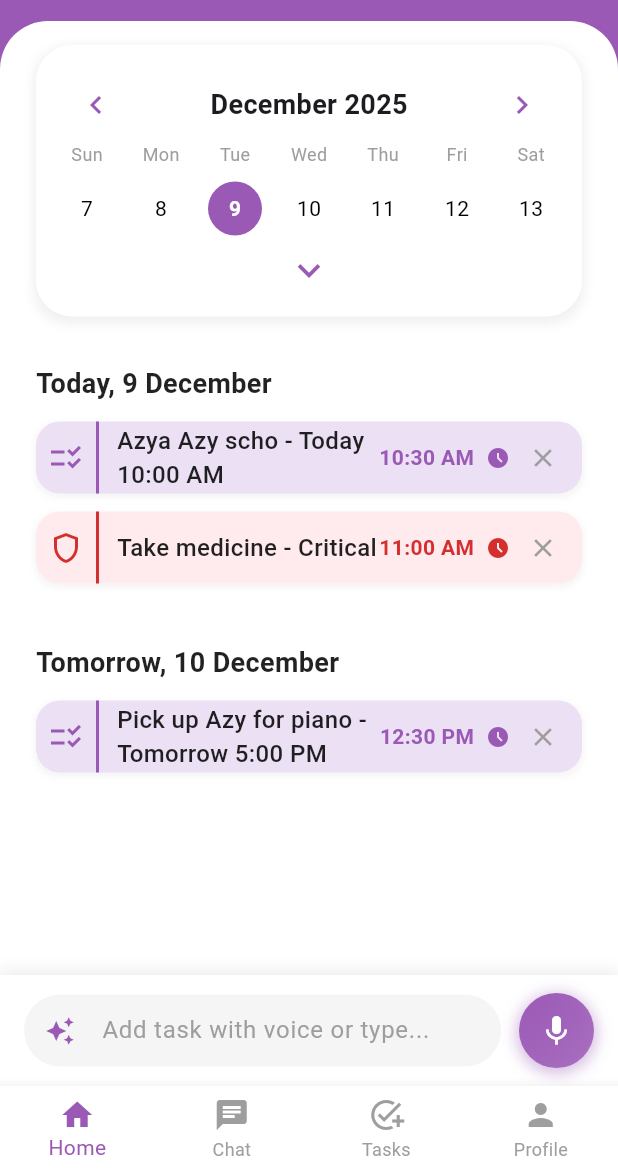
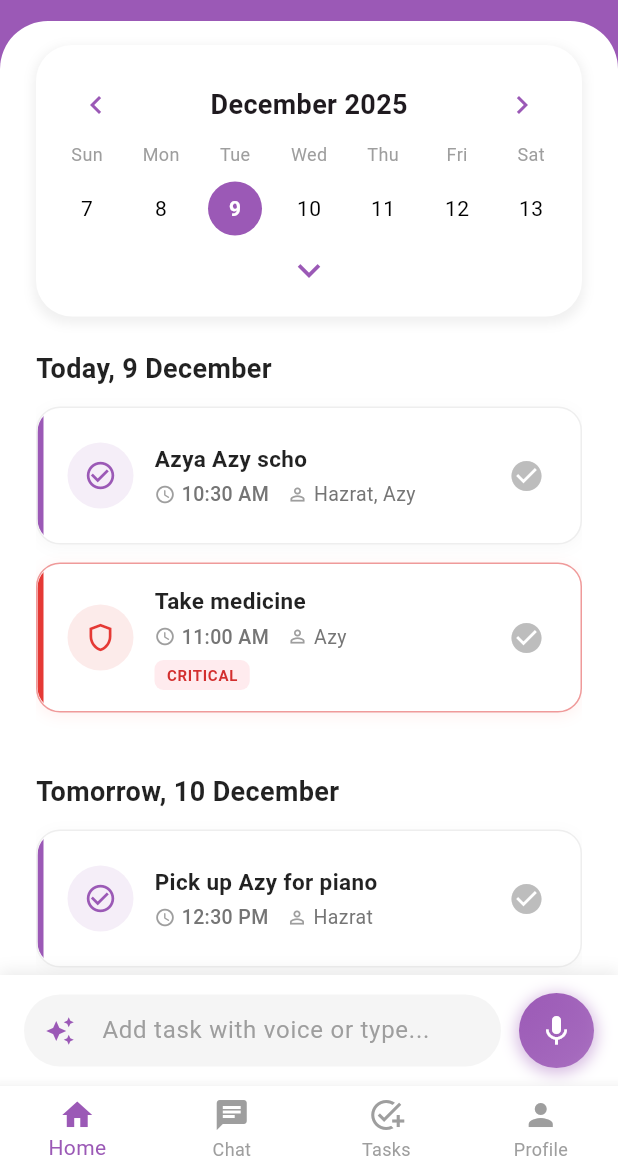
Before and after one commit to Danish9111/reminder2, a Flutter app: the screen it shows after launch, on a phone screen of 412 x 824 dp, the part 63-1236 px from its top. Run offline on Flutter 3.47's test engine with Material 3 defaults, Android fonts, the phone set to English and light mode, and no system bars; our stand-ins replace flutter_local_notifications, permission_handler, table_calendar, timezone.

Commit message:
feat: Implement core reminder app features including task management, UI screens, and Firebase integration

```diff
--- a/lib/HomeScreens/HomeScreen.dart
+++ b/lib/HomeScreens/HomeScreen.dart
@@ -103,78 +103,172 @@ class TaskCard extends StatelessWidget {
   final VoidCallback onRemove;
 
   const TaskCard({
-    Key? key,
+    super.key,
     required this.task,
     required this.primaryColor,
     required this.onRemove,
-  }) : super(key: key);
+  });
 
   @override
   Widget build(BuildContext context) {
     final dueDate = DateTime.parse(task['dueDate']);
     final formattedTime = DateFormat('hh:mm a').format(dueDate);
     final isSafetyCritical = task['taskType'] == 'safetyCritical';
-    final taskColor = isSafetyCritical ? Colors.red.shade700 : primaryColor;
+    final taskColor = isSafetyCritical ? Colors.red.shade600 : primaryColor;
     final taskIcon = isSafetyCritical
         ? Icons.shield_outlined
-        : Icons.checklist_rtl;
+        : Icons.check_circle_outline;
+
+    // Extract just the task name (remove date/time from title if present)
+    final taskTitle = task['title'].toString().split(' - ')[0];
+    final assignees = (task['assignees'] as List?)?.join(', ') ?? '';
 
     return Container(
       margin: const EdgeInsets.only(bottom: 12),
-      padding: const EdgeInsets.symmetric(horizontal: 0),
       decoration: BoxDecoration(
-        color: isSafetyCritical ? Colors.red.shade50 : const Color(0xFFEBE0F4),
+        color: Colors.white,
         borderRadius: BorderRadius.circular(16),
+        border: Border.all(
+          color: isSafetyCritical ? Colors.red.shade200 : Colors.grey.shade200,
+          width: 1,
+        ),
         boxShadow: [
           BoxShadow(
-            color: Colors.grey.withOpacity(0.1),
-            spreadRadius: 1,
-            blurRadius: 3,
+            color: isSafetyCritical
+                ? Colors.red.withOpacity(0.08)
+                : Colors.grey.withOpacity(0.08),
+            blurRadius: 8,
             offset: const Offset(0, 2),
           ),
         ],
       ),
+      child: ClipRRect(
+        borderRadius: BorderRadius.circular(16),
         child: Row(
           children: [
-          Padding(
-            padding: const EdgeInsets.symmetric(horizontal: 8.0),
-            child: Icon(taskIcon, color: taskColor, size: 24),
+            // Left accent bar
+            Container(width: 4, height: 90, color: taskColor),
+            // Content
+            Expanded(
+              child: Padding(
+                padding: const EdgeInsets.symmetric(
+                  horizontal: 16,
+                  vertical: 14,
                 ),
+                child: Row(
+                  children: [
+                    // Icon circle
                     Container(
-            width: 2,
-            height: 48,
-            color: taskColor,
-            margin: const EdgeInsets.only(right: 12),
+                      width: 44,
+                      height: 44,
+                      decoration: BoxDecoration(
+                        color: taskColor.withOpacity(0.1),
+                        shape: BoxShape.circle,
                       ),
+                      child: Icon(taskIcon, color: taskColor, size: 22),
+                    ),
+                    const SizedBox(width: 14),
+                    // Task details
                     Expanded(
-            child: Text(
-              task['title'],
+                      child: Column(
+                        crossAxisAlignment: CrossAxisAlignment.start,
+                        children: [
+                          Text(
+                            taskTitle,
                             style: const TextStyle(
-                fontSize: 16,
+                              fontSize: 15,
+                              fontWeight: FontWeight.w600,
                               color: Colors.black87,
+                            ),
+                            maxLines: 1,
+                            overflow: TextOverflow.ellipsis,
+                          ),
+                          const SizedBox(height: 4),
+                          Row(
+                            children: [
+                              Icon(
+                                Icons.access_time_rounded,
+                                size: 14,
+                                color: Colors.grey.shade500,
+                              ),
+                              const SizedBox(width: 4),
+                              Text(
+                                formattedTime,
+                                style: TextStyle(
+                                  fontSize: 13,
+                                  color: Colors.grey.shade600,
                                   fontWeight: FontWeight.w500,
                                 ),
                               ),
+                              if (assignees.isNotEmpty) ...[
+                                const SizedBox(width: 12),
+                                Icon(
+                                  Icons.person_outline,
+                                  size: 14,
+                                  color: Colors.grey.shade500,
                                 ),
-          Text(
-            formattedTime,
+                                const SizedBox(width: 4),
+                                Flexible(
+                                  child: Text(
+                                    assignees,
                                     style: TextStyle(
-              fontSize: 14,
-              fontWeight: FontWeight.bold,
-              color: taskColor,
+                                      fontSize: 13,
+                                      color: Colors.grey.shade600,
                                     ),
-          ),
-          const SizedBox(width: 8),
-          Icon(Icons.access_time_filled, color: taskColor, size: 16),
-          const SizedBox(width: 4),
-          InkWell(
-            onTap: onRemove,
-            child: const Padding(
-              padding: EdgeInsets.only(right: 16.0, left: 8.0),
-              child: Icon(Icons.close, color: Colors.grey, size: 20),
+                                    maxLines: 1,
+                                    overflow: TextOverflow.ellipsis,
                                   ),
                                 ),
                               ],
+                            ],
+                          ),
+                          if (isSafetyCritical) ...[
+                            const SizedBox(height: 6),
+                            Container(
+                              padding: const EdgeInsets.symmetric(
+                                horizontal: 8,
+                                vertical: 3,
+                              ),
+                              decoration: BoxDecoration(
+                                color: Colors.red.shade50,
+                                borderRadius: BorderRadius.circular(6),
+                              ),
+                              child: Text(
+                                'CRITICAL',
+                                style: TextStyle(
+                                  fontSize: 10,
+                                  fontWeight: FontWeight.bold,
+                                  color: Colors.red.shade700,
+                                  letterSpacing: 0.5,
+                                ),
+                              ),
+                            ),
+                          ],
+                        ],
+                      ),
+                    ),
+                    // Action button
+                    Material(
+                      color: Colors.transparent,
+                      child: InkWell(
+                        onTap: onRemove,
+                        borderRadius: BorderRadius.circular(20),
+                        child: Container(
+                          padding: const EdgeInsets.all(8),
+                          child: Icon(
+                            Icons.check_circle,
+                            color: Colors.grey.shade400,
+                            size: 24,
+                          ),
+                        ),
+                      ),
+                    ),
+                  ],
+                ),
+              ),
+            ),
+          ],
+        ),
       ),
     );
   }
@@ -281,12 +375,12 @@ class GroupedTaskList extends StatelessWidget {
   final Function(Map<String, dynamic>) onTaskRemoved;
 
   const GroupedTaskList({
-    Key? key,
+    super.key,
     required this.tasks,
     required this.selectedDay,
     required this.primaryColor,
     required this.onTaskRemoved,
-  }) : super(key: key);
+  });
 
   Map<String, List<Map<String, dynamic>>> _getTasksByDate() {
     final Map<String, List<Map<String, dynamic>>> groupedTasks = {};
@@ -762,7 +856,7 @@ class MainHomeContentState extends State<MainHomeContent> {
                   onPreviousWeek: _goToPreviousWeek,
                   onNextWeek: _goToNextWeek,
                 ),
-                const SizedBox(height: 20),
+                const SizedBox(height: 10),
                 Expanded(
                   child: Padding(
                     padding: const EdgeInsets.symmetric(horizontal: 24),
--- a/lib/bottom_navigation_bar.dart
+++ b/lib/bottom_navigation_bar.dart
@@ -1,5 +1,7 @@
 import 'package:flutter/material.dart';
 import 'package:flutter/services.dart';
+import 'package:reminder_app/AppColors/AppColors.dart';
+
 import 'package:reminder_app/HomeScreens/HomeScreen.dart';
 import 'package:reminder_app/AddTaskScreen/AddTaskScreen.dart';
 import 'package:reminder_app/chatscreen/FamilyChatScreen.dart';
@@ -33,7 +35,7 @@ class BottomNavConfig {
 }
 
 class BottomNavigationScreen extends StatefulWidget {
-  const BottomNavigationScreen({Key? key}) : super(key: key);
+  const BottomNavigationScreen({super.key});
 
   @override
   State<BottomNavigationScreen> createState() => _BottomNavigationScreenState();
@@ -41,7 +43,6 @@ class BottomNavigationScreen extends StatefulWidget {
 
 class _BottomNavigationScreenState extends State<BottomNavigationScreen> {
   int _selectedIndex = 0;
-  final Color primaryColor = const Color(0xFF9B59B6);
 
   final List<Widget> _screens = const [
     HomeScreen(),
@@ -73,15 +74,17 @@ class _BottomNavigationScreenState extends State<BottomNavigationScreen> {
   Widget build(BuildContext context) {
     SystemChrome.setSystemUIOverlayStyle(
       SystemUiOverlayStyle(
-        statusBarColor: primaryColor,
+        statusBarColor: AppColors.primaryColor,
         statusBarIconBrightness: Brightness.light,
       ),
     );
 
     return Scaffold(
-      backgroundColor: _selectedIndex == 0 ? primaryColor : Colors.white,
+      backgroundColor: _selectedIndex == 0
+          ? AppColors.primaryColor
+          : Colors.white,
       drawer: AppDrawer(
-        primaryColor: primaryColor,
+        primaryColor: AppColors.primaryColor,
         onProfileTap: _handleProfileTap,
         onLogout: _handleLogout,
       ),
@@ -93,7 +96,7 @@ class _BottomNavigationScreenState extends State<BottomNavigationScreen> {
             fontWeight: FontWeight.w600,
           ),
         ),
-        backgroundColor: primaryColor,
+        backgroundColor: AppColors.primaryColor,
         iconTheme: const IconThemeData(color: Colors.white),
         automaticallyImplyLeading: true,
         actions: [
@@ -118,7 +121,7 @@ class _BottomNavigationScreenState extends State<BottomNavigationScreen> {
       bottomNavigationBar: BottomNavigationBar(
         backgroundColor: Colors.white,
         type: BottomNavigationBarType.fixed,
-        selectedItemColor: primaryColor,
+        selectedItemColor: AppColors.primaryColor,
         unselectedItemColor: Colors.grey,
         currentIndex: _selectedIndex,
         onTap: _onItemTapped,
--- a/lib/main.dart
+++ b/lib/main.dart
@@ -14,7 +14,8 @@ class MyApp extends StatelessWidget {
       debugShowCheckedModeBanner: false,
       title: 'Flutter Demo',
       theme: ThemeData(
-        colorScheme: ColorScheme.fromSeed(seedColor: Colors.deepPurple),
+        colorScheme: ColorScheme.fromSeed(seedColor: const Color(0xFF9B59B6)),
+        useMaterial3: true,
       ),
       home: const BottomNavigationScreen(),
     );
```
Lines whose indentation alone changed are shown as unchanged.
